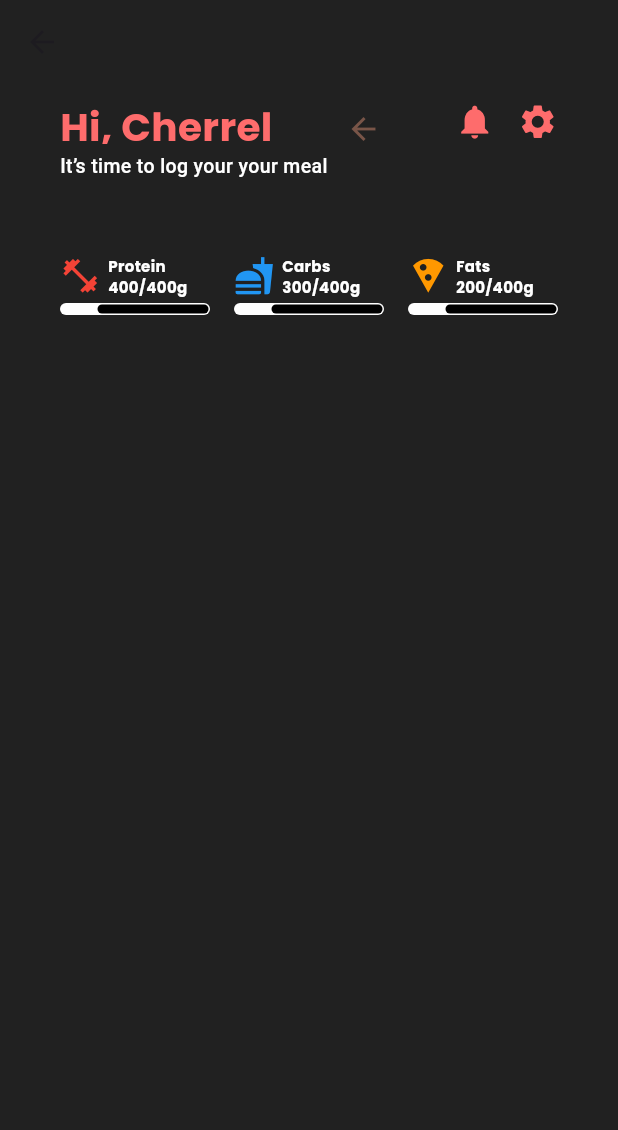
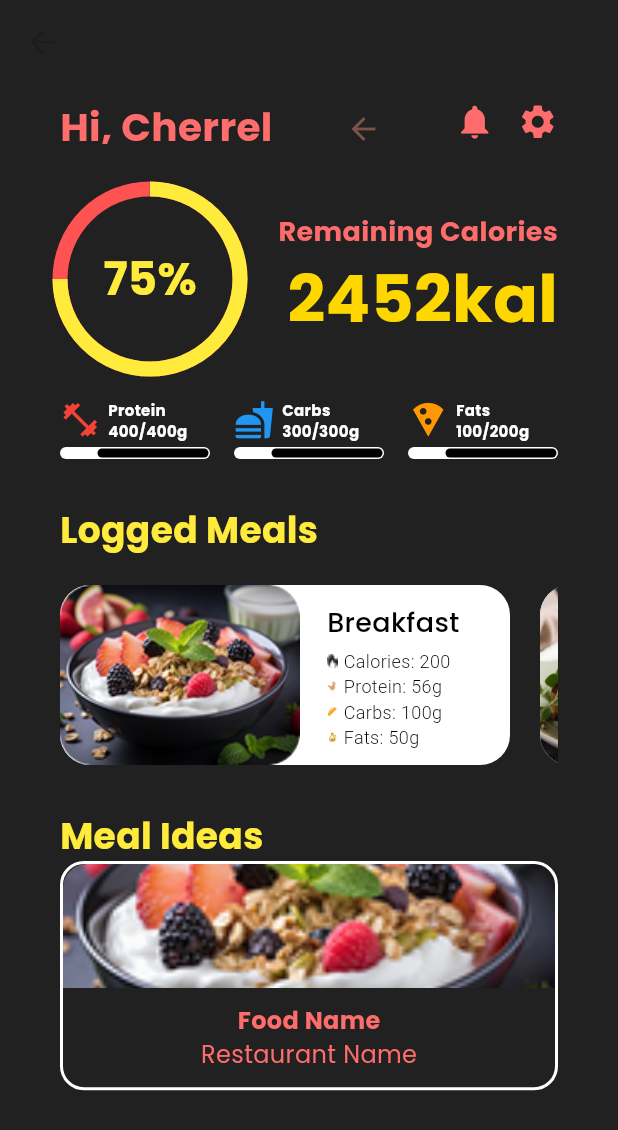
Before and after one commit to cherrelyeoh/nutrition-tracker, a Flutter app: the MainHomePage screen opened directly, on a phone screen of 412 x 824 dp. Shown: the top 1130 px of the screen. Run offline on Flutter 3.47's test engine with Material 3 defaults, Android fonts, the phone set to English and light mode, and no system bars; our stand-ins replace built_collection, built_value, dio, flutter_svg; missing offline and left inert: one_of_serializer; generated files the repository leaves out were written again; Roboto replaces fonts that are missing (League Spartan).

Commit message:
Styling and Creating HomePage

```diff
--- a/frontend_flutter/lib/pages/Homepage/main.dart
+++ b/frontend_flutter/lib/pages/Homepage/main.dart
@@ -1,6 +1,8 @@
 import 'package:flutter/material.dart';
 import 'package:fluttertest/pages/Introduction/intro.dart';
 import 'package:fluttertest/pages/Login/login.dart';
+import 'package:fluttertest/widgets/macros_small_widget.dart';
+import 'package:fluttertest/widgets/meal_type_widget.dart';
 import 'package:http/http.dart' as http;
 import 'dart:convert';
 
@@ -93,37 +95,240 @@ class _MainHomePageState extends State<MainHomePage> {
               ),
             ),
 
-            const SizedBox(height: 5),
+            const SizedBox(height: 30),
 
-            const SizedBox(
-              width: 209,
-              child: Text(
-                'It’s time to log your your meal',
-                style: TextStyle(
-                  color: Colors.white,
-                  fontSize: 13,
-                  fontFamily: 'League Spartan',
-                  fontWeight: FontWeight.w500,
+            Row(
+              children: [
+                //Circle Widget
+                Stack(
+                  alignment: Alignment.center,
+                  children: [
+                    // Background circle (red)
+                    const SizedBox(
+                      width: 120,
+                      height: 120,
+                      child: CircularProgressIndicator(
+                        value: 1.0, // Full circle
+                        strokeWidth: 10,
+                        valueColor:
+                            AlwaysStoppedAnimation<Color>(Colors.redAccent),
+                        backgroundColor: Colors.transparent,
+                      ),
+                    ),
+
+                    // Foreground progress arc (yellow)
+                    const SizedBox(
+                      width: 120,
+                      height: 120,
+                      child: CircularProgressIndicator(
+                        value: 0.75, // 75% progress
+                        strokeWidth: 10,
+                        valueColor:
+                            AlwaysStoppedAnimation<Color>(Colors.yellow),
+                        backgroundColor: Colors.transparent,
+                      ),
+                    ),
+
+                    // Percentage Text
+                    Text(
+                      "${(0.75 * 100).toInt()}%",
+                      style: const TextStyle(
+                        color: Colors.yellow,
+                        fontSize: 30,
+                        fontWeight: FontWeight.bold,
+                      ),
+                    ),
+                  ],
                 ),
+
+                SizedBox(
+                  width: 10,
+                ),
+
+                const Expanded(
+                  child: Column(
+                    crossAxisAlignment: CrossAxisAlignment.end,
+                    children: [
+                      Text(
+                        'Remaining Calories',
+                        style: TextStyle(
+                          color: Color(0xFFFE6C6C),
+                          fontSize: 18,
+                          fontFamily: 'Poppins',
+                          fontWeight: FontWeight.w700,
+                        ),
+                      ),
+                      Text(
+                        '2452kal',
+                        style: TextStyle(
+                          color: Color(0xFFFFD700),
+                          fontSize: 44,
+                          fontFamily: 'Poppins',
+                          fontWeight: FontWeight.w700,
+                        ),
+                      ),
+                    ],
+                  ),
+                ),
+              ],
+            ),
+
+            const SizedBox(height: 20),
+
+            const Row(
+              mainAxisAlignment: MainAxisAlignment.spaceBetween,
+              children: [
+                MacrosSmallWidget(
+                    title: "Protein",
+                    amount: "400/400g",
+                    icon: Icons.fitness_center,
+                    color: Colors.red),
+                Spacer(),
+                MacrosSmallWidget(
+                    title: "Carbs",
+                    amount: "300/300g",
+                    icon: Icons.fastfood,
+                    color: Colors.blue),
+                Spacer(),
+                MacrosSmallWidget(
+                    title: "Fats",
+                    amount: "100/200g",
+                    icon: Icons.local_pizza,
+                    color: Colors.orange),
+              ],
+            ),
+
+            SizedBox(
+              height: 30,
+            ),
+
+            const Text(
+              "Logged Meals",
+              style: TextStyle(
+                color: Colors.yellow,
+                fontSize: 24,
+                fontWeight: FontWeight.bold,
               ),
             ),
 
-            const SizedBox(height: 30),
+            SizedBox(
+              height: 20,
+            ),
 
-            const SizedBox(height: 20),
+            SizedBox(
+              height: 120, // Set the height of the scrolling area
+              child: ListView(
+                scrollDirection: Axis.horizontal, // Enable horizontal scrolling
+                children: const [
+                  // First card
+                  SizedBox(
+                    width: 300,
+                    child: NutritionInfoCard(
+                      mealType: 'Breakfast',
+                      calories: 200,
+                      protein: 56,
+                      carbs: 100,
+                      fats: 50,
+                      imagePath: 'assets/img/breakfast1.png',
+                    ),
+                  ),
+                  SizedBox(
+                    width: 20,
+                  ),
+                  SizedBox(
+                    width: 300,
+                    child: NutritionInfoCard(
+                      mealType: 'Lunch',
+                      calories: 600,
+                      protein: 20,
+                      carbs: 800,
+                      fats: 99,
+                      imagePath: 'assets/img/lunch1.png',
+                    ),
+                  ),
+                  SizedBox(
+                    width: 20,
+                  ),
+                  SizedBox(
+                    width: 300,
+                    child: NutritionInfoCard(
+                      mealType: 'Dinner',
+                      calories: 100,
+                      protein: 555,
+                      carbs: 9999,
+                      fats: 1234,
+                      imagePath: 'assets/img/dinner1.png',
+                    ),
+                  ),
+                ],
+              ),
+            ),
 
-            Row(
-              mainAxisAlignment: MainAxisAlignment.spaceBetween,
-              children: [
-                _buildNutritionCard(
-                    "Protein", "400/400g", Icons.fitness_center, Colors.red),
-                const Spacer(),
-                _buildNutritionCard(
-                    "Carbs", "300/400g", Icons.fastfood, Colors.blue),
-                const Spacer(),
-                _buildNutritionCard(
-                    "Fats", "200/400g", Icons.local_pizza, Colors.orange),
-              ],
+            SizedBox(
+              height: 30,
+            ),
+
+            const Text(
+              "Meal Ideas",
+              style: TextStyle(
+                color: Colors.yellow,
+                fontSize: 24,
+                fontWeight: FontWeight.bold,
+              ),
+            ),
+
+            Container(
+              decoration: BoxDecoration(
+                color: Colors.grey[900], // Background color of the container
+                border: Border.all(
+                  color: Colors.white, // Border color
+                  width: 2, // Border width
+                ),
+                borderRadius:
+                    BorderRadius.circular(16), // Rounded corners at the top
+              ),
+              // Background color for the Column
+              child: Column(
+                children: [
+                  // Image section
+                  Container(
+                    height: 138 * 0.6, // 60% of the container's height
+                    decoration: const BoxDecoration(
+                      borderRadius:
+                          BorderRadius.vertical(top: Radius.circular(16)),
+                      image: DecorationImage(
+                        image: AssetImage(
+                            'assets/img/breakfast1.png'), // Use AssetImage here
+                        fit: BoxFit.cover, // Adjust the image fit
+                      ),
+                    ),
+                  ),
+                  // Title text
+                  const SizedBox(
+                    height: 10,
+                  ),
+                  const Text(
+                    "Food Name",
+                    style: TextStyle(
+                      fontSize: 16,
+                      fontWeight: FontWeight.bold,
+                      color: Color(0xFFFE6C6C),
+                    ),
+                  ),
+
+                  // Subtitle text
+                  const Text(
+                    "Restaurant Name",
+                    style: TextStyle(
+                      fontSize: 16,
+                      color: Color(0xFFFE6C6C),
+                    ),
+                  ),
+                  const SizedBox(
+                    height: 10,
+                  )
+                ],
+              ),
             ),
           ],
         ),
@@ -131,55 +336,3 @@ class _MainHomePageState extends State<MainHomePage> {
     );
   }
 }
-
-Widget _buildNutritionCard(
-    String title, String amount, IconData icon, Color color) {
-  return Column(crossAxisAlignment: CrossAxisAlignment.start, children: [
-    Row(
-      children: [
-        Icon(icon, size: 27, color: color),
-        SizedBox(width: 5),
-        Column(
-          crossAxisAlignment: CrossAxisAlignment.start,
-          children: [
-            Text(title,
-                style: const TextStyle(
-                    color: Colors.white,
-                    fontSize: 10,
-                    fontWeight: FontWeight.w700)),
-            Text(amount,
-                style: const TextStyle(
-                    color: Colors.white,
-                    fontSize: 10,
-                    fontWeight: FontWeight.w700)),
-          ],
-        ),
-      ],
-    ),
-    SizedBox(height: 4),
-    Stack(
-      children: [
-        Container(
-          width: 100,
-          height: 8,
-          decoration: BoxDecoration(
-            color: Colors.white,
-            borderRadius: BorderRadius.circular(20),
-          ),
-        ),
-        Positioned(
-          left: 25,
-          top: 1,
-          child: Container(
-            width: 74,
-            height: 6,
-            decoration: BoxDecoration(
-              color: Colors.black,
-              borderRadius: BorderRadius.circular(20),
-            ),
-          ),
-        ),
-      ],
-    ),
-  ]);
-}
--- /dev/null
+++ b/frontend_flutter/lib/widgets/macros_small_widget.dart
@@ -0,0 +1,77 @@
+import 'package:flutter/material.dart';
+
+class MacrosSmallWidget extends StatelessWidget {
+  final String title;
+  final String amount;
+  final IconData icon;
+  final Color color;
+
+  const MacrosSmallWidget({
+    super.key,
+    required this.title,
+    required this.amount,
+    required this.icon,
+    required this.color,
+  });
+
+  @override
+  Widget build(BuildContext context) {
+    return Column(
+      crossAxisAlignment: CrossAxisAlignment.start,
+      children: [
+        Row(
+          children: [
+            Icon(icon, size: 27, color: color),
+            const SizedBox(width: 5),
+            Column(
+              crossAxisAlignment: CrossAxisAlignment.start,
+              children: [
+                Text(
+                  title,
+                  style: const TextStyle(
+                    color: Colors.white,
+                    fontSize: 10,
+                    fontWeight: FontWeight.w700,
+                  ),
+                ),
+                Text(
+                  amount,
+                  style: const TextStyle(
+                    color: Colors.white,
+                    fontSize: 10,
+                    fontWeight: FontWeight.w700,
+                  ),
+                ),
+              ],
+            ),
+          ],
+        ),
+        const SizedBox(height: 4),
+        Stack(
+          children: [
+            Container(
+              width: 100,
+              height: 8,
+              decoration: BoxDecoration(
+                color: Colors.white,
+                borderRadius: BorderRadius.circular(20),
+              ),
+            ),
+            Positioned(
+              left: 25,
+              top: 1,
+              child: Container(
+                width: 74,
+                height: 6,
+                decoration: BoxDecoration(
+                  color: Colors.black,
+                  borderRadius: BorderRadius.circular(20),
+                ),
+              ),
+            ),
+          ],
+        ),
+      ],
+    );
+  }
+}
--- /dev/null
+++ b/frontend_flutter/lib/widgets/meal_idea_widget.dart
@@ -0,0 +1,61 @@
+import 'package:flutter/material.dart';
+
+class MealIdeaCard extends StatelessWidget {
+  final String imagePath;
+  final String foodName;
+  final String restaurantName;
+
+  const MealIdeaCard({
+    super.key,
+    required this.imagePath,
+    required this.foodName,
+    required this.restaurantName,
+  });
+
+  @override
+  Widget build(BuildContext context) {
+    return Container(
+      decoration: BoxDecoration(
+        color: Colors.grey[900],
+        border: Border.all(
+          color: Colors.white,
+          width: 2,
+        ),
+        borderRadius: BorderRadius.circular(16),
+      ),
+      child: Column(
+        children: [
+          Container(
+            height: 138 * 0.6, // 60% of the container's height
+            decoration: BoxDecoration(
+              borderRadius: const BorderRadius.vertical(
+                top: Radius.circular(16),
+              ),
+              image: DecorationImage(
+                image: AssetImage(imagePath),
+                fit: BoxFit.cover,
+              ),
+            ),
+          ),
+          const SizedBox(height: 10),
+          Text(
+            foodName,
+            style: const TextStyle(
+              fontSize: 16,
+              fontWeight: FontWeight.bold,
+              color: Color(0xFFFE6C6C),
+            ),
+          ),
+          Text(
+            restaurantName,
+            style: const TextStyle(
+              fontSize: 16,
+              color: Color(0xFFFE6C6C),
+            ),
+          ),
+          const SizedBox(height: 10),
+        ],
+      ),
+    );
+  }
+}
--- /dev/null
+++ b/frontend_flutter/lib/widgets/meal_type_widget.dart
@@ -0,0 +1,136 @@
+import 'package:flutter/material.dart';
+
+class NutritionInfoCard extends StatefulWidget {
+  final String mealType;
+  final int calories;
+  final int protein;
+  final int carbs;
+  final int fats;
+  final String imagePath;
+
+  const NutritionInfoCard({
+    super.key,
+    required this.mealType,
+    required this.calories,
+    required this.protein,
+    required this.carbs,
+    required this.fats,
+    required this.imagePath,
+  });
+
+  @override
+  _NutritionInfoCardState createState() => _NutritionInfoCardState();
+}
+
+class _NutritionInfoCardState extends State<NutritionInfoCard> {
+  bool _showDetails = true;
+
+  void _toggleDetails() {
+    setState(() {
+      _showDetails = !_showDetails;
+    });
+  }
+
+  @override
+  Widget build(BuildContext context) {
+    return Stack(
+      children: [
+        // Background container with rounded corners
+        Positioned.fill(
+          child: Container(
+            decoration: ShapeDecoration(
+              color: Colors.white,
+              shape: RoundedRectangleBorder(
+                borderRadius: BorderRadius.circular(20),
+              ),
+            ),
+          ),
+        ),
+
+        // Image on the left side
+        Positioned(
+          left: 0,
+          top: 0,
+          bottom: 0,
+          child: Container(
+            width: 160,
+            height: 120,
+            decoration: BoxDecoration(
+              image: DecorationImage(
+                image: AssetImage(widget.imagePath),
+                fit: BoxFit.fill,
+              ),
+              borderRadius: BorderRadius.circular(20),
+            ),
+          ),
+        ),
+
+        // Nutrition information on the right side
+        Positioned(
+          right: -14.0,
+          top: 16.0,
+          child: Column(
+            crossAxisAlignment: CrossAxisAlignment.start,
+            children: [
+              SizedBox(
+                width: 136,
+                child: Row(
+                  mainAxisSize: MainAxisSize.min,
+                  children: [
+                    Flexible(
+                      child: Text(
+                        widget.mealType,
+                        style: const TextStyle(
+                          color: Colors.black,
+                          fontSize: 18,
+                          fontFamily: 'Poppins',
+                          fontWeight: FontWeight.w500,
+                          height: 1,
+                        ),
+                      ),
+                    ),
+                  ],
+                ),
+              ),
+              if (_showDetails) ...[
+                const SizedBox(height: 8),
+                _buildNutritionRow(
+                    'assets/img/calories.png', 'Calories: ${widget.calories}'),
+                _buildNutritionRow(
+                    'assets/img/protein.png', 'Protein: ${widget.protein}g'),
+                _buildNutritionRow(
+                    'assets/img/carbs.png', 'Carbs: ${widget.carbs}g'),
+                _buildNutritionRow(
+                    'assets/img/fats.png', 'Fats: ${widget.fats}g'),
+              ],
+            ],
+          ),
+        ),
+      ],
+    );
+  }
+
+  Widget _buildNutritionRow(String imagePath, String text) {
+    return Row(
+      mainAxisSize: MainAxisSize.min,
+      children: [
+        Image.asset(
+          imagePath,
+          width: 7,
+          height: 9,
+        ),
+        const SizedBox(width: 4),
+        Text(
+          text,
+          style: const TextStyle(
+            color: Colors.black,
+            fontSize: 12,
+            fontFamily: 'League Spartan',
+            fontWeight: FontWeight.w300,
+          ),
+          overflow: TextOverflow.ellipsis,
+        ),
+      ],
+    );
+  }
+}
```
Also changed, not shown: frontend_flutter/assets/img/breakfast1.png (added), frontend_flutter/assets/img/calories.png (added), frontend_flutter/assets/img/carbs.png (added), frontend_flutter/assets/img/dinner1.png (added), frontend_flutter/assets/img/fats.png (added), frontend_flutter/assets/img/lunch1.png (added), frontend_flutter/assets/img/protein.png (added).
